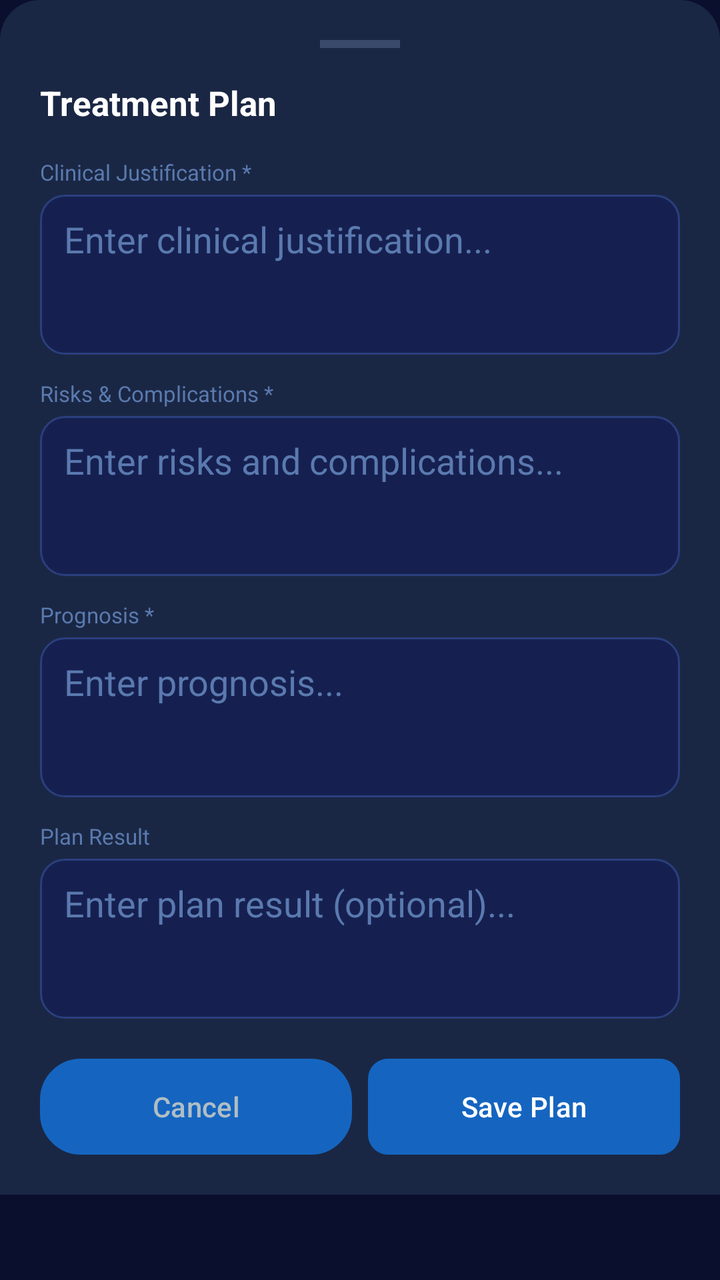
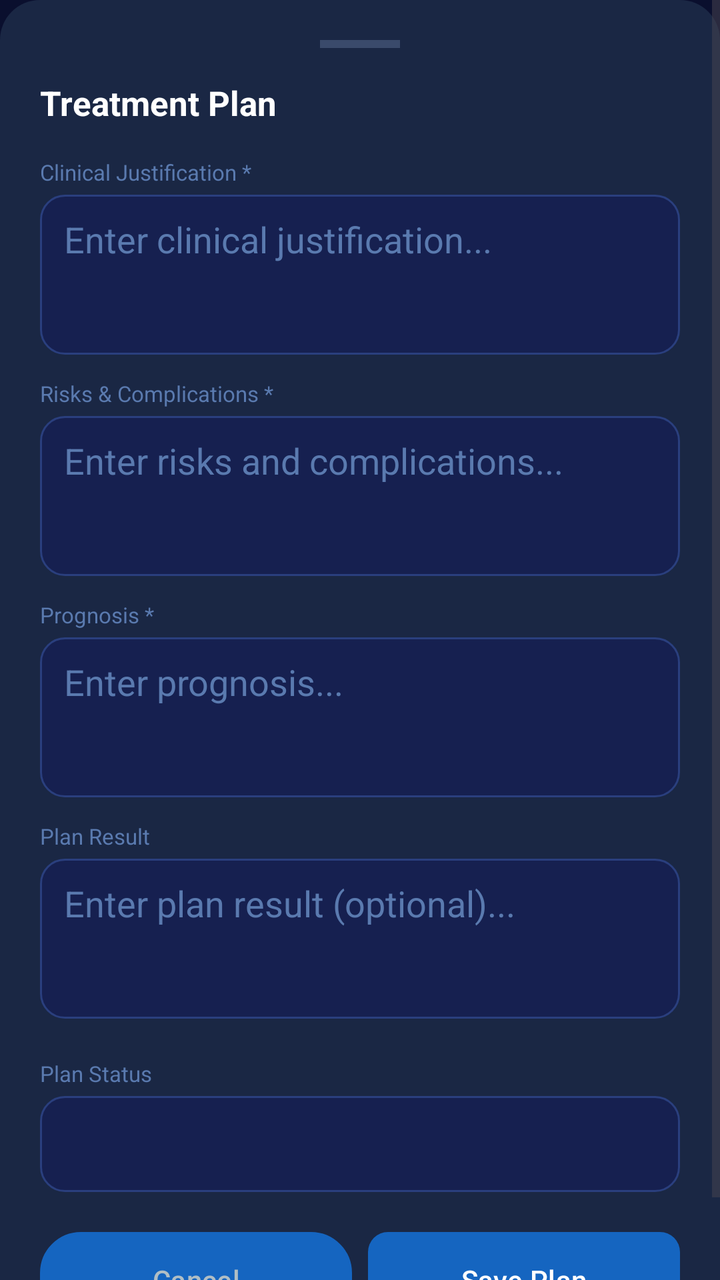

The first picture is an Android layout as it rendered before a commit; the second is the same layout after the commit. The layout source and the unified diff follow.
<!-- AndroidManifest.xml: application theme Theme.SmileSync -->
<!-- res/layout/bottom_sheet_plan_form.xml -->
<?xml version="1.0" encoding="utf-8"?>
<ScrollView xmlns:android="http://schemas.android.com/apk/res/android"
    android:layout_width="match_parent"
    android:layout_height="wrap_content">

    <LinearLayout
        android:layout_width="match_parent"
        android:layout_height="wrap_content"
        android:orientation="vertical"
        android:background="@drawable/bg_bottom_sheet"
        android:padding="20dp">

        
        <View
            android:layout_width="40dp"
            android:layout_height="4dp"
            android:background="#3A4A6B"
            android:layout_gravity="center_horizontal"
            android:layout_marginBottom="16dp" />

        <TextView
            android:id="@+id/tv_plan_sheet_title"
            android:layout_width="wrap_content"
            android:layout_height="wrap_content"
            android:text="Treatment Plan"
            android:textColor="@color/text_white"
            android:textSize="17sp"
            android:textStyle="bold"
            android:layout_marginBottom="16dp" />

        
        <TextView android:layout_width="wrap_content" android:layout_height="wrap_content"
            android:text="Clinical Justification *" android:textColor="#5A7AAF" android:textSize="11sp"
            android:layout_marginBottom="4dp" />
        <EditText
            android:id="@+id/et_plan_justification"
            android:layout_width="match_parent"
            android:layout_height="wrap_content"
            android:minHeight="80dp"
            android:background="@drawable/bg_input_field"
            android:paddingLeft="12dp"
            android:paddingRight="12dp"
            android:paddingTop="10dp"
            android:paddingBottom="10dp"
            android:textColor="@color/text_white"
            android:textColorHint="#5A7AAF"
            android:hint="Enter clinical justification..."
            android:inputType="textMultiLine"
            android:gravity="top"
            android:layout_marginBottom="12dp" />

        
        <TextView android:layout_width="wrap_content" android:layout_height="wrap_content"
            android:text="Risks &amp; Complications *" android:textColor="#5A7AAF" android:textSize="11sp"
            android:layout_marginBottom="4dp" />
        <EditText
            android:id="@+id/et_plan_risk"
            android:layout_width="match_parent"
            android:layout_height="wrap_content"
            android:minHeight="80dp"
            android:background="@drawable/bg_input_field"
            android:paddingLeft="12dp"
            android:paddingRight="12dp"
            android:paddingTop="10dp"
            android:paddingBottom="10dp"
            android:textColor="@color/text_white"
            android:textColorHint="#5A7AAF"
            android:hint="Enter risks and complications..."
            android:inputType="textMultiLine"
            android:gravity="top"
            android:layout_marginBottom="12dp" />

        
        <TextView android:layout_width="wrap_content" android:layout_height="wrap_content"
            android:text="Prognosis *" android:textColor="#5A7AAF" android:textSize="11sp"
            android:layout_marginBottom="4dp" />
        <EditText
            android:id="@+id/et_plan_prognosis"
            android:layout_width="match_parent"
            android:layout_height="wrap_content"
            android:minHeight="80dp"
            android:background="@drawable/bg_input_field"
            android:paddingLeft="12dp"
            android:paddingRight="12dp"
            android:paddingTop="10dp"
            android:paddingBottom="10dp"
            android:textColor="@color/text_white"
            android:textColorHint="#5A7AAF"
            android:hint="Enter prognosis..."
            android:inputType="textMultiLine"
            android:gravity="top"
            android:layout_marginBottom="12dp" />

        
        <TextView android:layout_width="wrap_content" android:layout_height="wrap_content"
            android:text="Plan Result" android:textColor="#5A7AAF" android:textSize="11sp"
            android:layout_marginBottom="4dp" />
        <EditText
            android:id="@+id/et_plan_result"
            android:layout_width="match_parent"
            android:layout_height="wrap_content"
            android:minHeight="80dp"
            android:background="@drawable/bg_input_field"
            android:paddingLeft="12dp"
            android:paddingRight="12dp"
            android:paddingTop="10dp"
            android:paddingBottom="10dp"
            android:textColor="@color/text_white"
            android:textColorHint="#5A7AAF"
            android:hint="Enter plan result (optional)..."
            android:inputType="textMultiLine"
            android:gravity="top"
            android:layout_marginBottom="20dp" />

        
        <LinearLayout android:layout_width="match_parent" android:layout_height="wrap_content"
            android:orientation="horizontal">
            <Button
                android:id="@+id/btn_plan_cancel"
                android:layout_width="0dp"
                android:layout_height="48dp"
                android:layout_weight="1"
                android:text="Cancel"
                android:textColor="@color/text_light_gray"
                android:background="@drawable/bg_chip_modern"
                android:stateListAnimator="@null"
                android:layout_marginRight="8dp" />
            <Button
                android:id="@+id/btn_plan_save"
                android:layout_width="0dp"
                android:layout_height="48dp"
                android:layout_weight="1"
                android:text="Save Plan"
                android:textColor="#FFFFFF"
                android:background="@drawable/bg_btn_primary"
                android:stateListAnimator="@null" />
        </LinearLayout>
    </LinearLayout>
</ScrollView>
<!-- resources referenced by this layout -->
<resources>
  <color name="text_light_gray">#B0BEC5</color>
  <color name="text_white">#FFFFFF</color>
  <!-- drawable bg_bottom_sheet (drawable) -->
  <?xml version="1.0" encoding="utf-8"?>
  <shape xmlns:android="http://schemas.android.com/apk/res/android"
      android:shape="rectangle">
      <solid android:color="#1A2744" />
      <corners
          android:topLeftRadius="20dp"
          android:topRightRadius="20dp" />
  </shape>
  <!-- drawable bg_btn_primary (drawable) -->
  <?xml version="1.0" encoding="utf-8"?>
  <shape xmlns:android="http://schemas.android.com/apk/res/android"
      android:shape="rectangle">
      <solid android:color="#1565C0" />
      <corners android:radius="10dp" />
  </shape>
  <!-- drawable bg_chip_modern (drawable) -->
  <?xml version="1.0" encoding="utf-8"?>
  <shape xmlns:android="http://schemas.android.com/apk/res/android"
      android:shape="rectangle">
      <solid android:color="#162050" />
      <corners android:radius="20dp" />
      <stroke
          android:width="1dp"
          android:color="#2A3F7E" />
  </shape>
  <!-- drawable bg_input_field (drawable) -->
  <?xml version="1.0" encoding="utf-8"?>
  <shape xmlns:android="http://schemas.android.com/apk/res/android"
      android:shape="rectangle">
      <solid android:color="@color/input_bg" />
      <corners android:radius="12dp" />
      <stroke
          android:width="1dp"
          android:color="@color/input_border" />
  </shape>
  <style name="Theme.SmileSync" parent="Base.Theme.SmileSync" />
  <color name="input_bg">#162050</color>
  <color name="input_border">#2A3F7E</color>
  <style name="Base.Theme.SmileSync" parent="Theme.Material3.Light.NoActionBar">
          <item name="colorPrimary">@color/accent_blue</item>
          <item name="colorPrimaryVariant">@color/accent_blue_light</item>
          <item name="colorOnPrimary">@color/white</item>
          <item name="android:windowBackground">@color/bg_dark_navy</item>
          <item name="android:statusBarColor" tools:targetApi="21">@color/bg_dark_navy</item>
          <item name="android:navigationBarColor">@color/bg_dark_navy</item>
      </style>
  <color name="accent_blue">#1565C0</color>
  <color name="accent_blue_light">#1976D2</color>
  <color name="white">#FFFFFFFF</color>
  <color name="bg_dark_navy">#0A0F2E</color>
</resources>

<!-- the commit's change to res/layout/bottom_sheet_plan_form.xml (unified diff, before → after) -->
@@ -113,6 +113,18 @@
             android:layout_marginBottom="20dp" />
 
         
+        <TextView android:layout_width="wrap_content" android:layout_height="wrap_content"
+            android:text="Plan Status" android:textColor="#5A7AAF" android:textSize="11sp"
+            android:layout_marginBottom="4dp" />
+        <Spinner
+            android:id="@+id/sp_plan_status"
+            android:layout_width="match_parent"
+            android:layout_height="48dp"
+            android:background="@drawable/bg_input_field"
+            android:paddingLeft="12dp"
+            android:layout_marginBottom="20dp" />
+
+        
         <LinearLayout android:layout_width="match_parent" android:layout_height="wrap_content"
             android:orientation="horizontal">
             <Button
